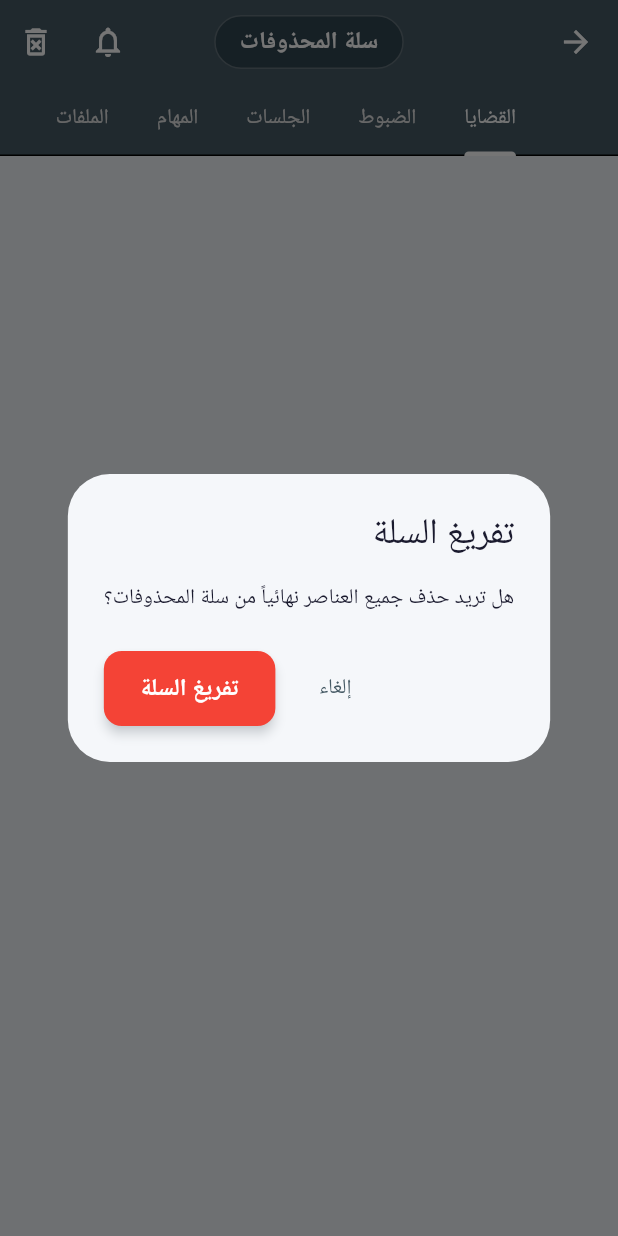
After one commit to Opadaibra/lawyer-mobile-2, a Flutter app: the RecycleBinScreen screen opened by its route, after a tap on the "delete forever" icon, on a phone screen of 412 x 824 dp. The commit adds this screen. Run offline on Flutter 3.47's test engine with Material 3 defaults, Android fonts, the phone set to English and light mode, and no system bars; our stand-ins replace file_picker, flutter_animate, flutter_local_notifications, flutter_timezone, get, google_fonts and 6 more; accounts and stored records are empty; network calls fail; Roboto replaces fonts that are missing (Cairo).

Commit message:
1-  ensure that to view each filse of cases  seperated from other cases problem right now that i f i am trying to open case i found all files of all cased not only case file  2- add recycle bin to project so user can delete some data temprolay (cases , minutes , sessions , tasks ....) and make sure that to seperate them inside recycle bin under mutliple sections (cases , minutes , sessions , tasks ....) 3-give ability to upload more than one file or attachment in cases in one time

```diff
--- a/lib/app/routes/app_pages.dart
+++ b/lib/app/routes/app_pages.dart
@@ -5,6 +5,7 @@ import '../../views/screens/auth/forgot_password_screen.dart';
 import '../../views/screens/dashboard_screen.dart';
 import '../../views/screens/main_navigation_screen.dart';
 import '../../views/screens/archive_screen.dart';
+import '../../views/screens/recycle_bin/recycle_bin_screen.dart';
 import '../../views/screens/clients/clients_screen.dart';
 import '../../views/screens/clients/client_detail_screen.dart';
 import '../../views/screens/clients/client_form_screen.dart';
@@ -74,6 +75,7 @@ class AppPages {
     GetPage(name: AppRoutes.search, page: () => const SearchScreen()),
     GetPage(name: AppRoutes.profile, page: () => const ProfileScreen()),
     GetPage(name: AppRoutes.archive, page: () => const ArchiveScreen()),
+    GetPage(name: AppRoutes.recycleBin, page: () => const RecycleBinScreen()),
     GetPage(name: AppRoutes.team, page: () => const TeamScreen()),
     GetPage(name: AppRoutes.officeInfo, page: () => const OfficeInfoScreen()),
     GetPage(name: AppRoutes.clientPortal, page: () => const ClientPortalScreen()),
--- a/lib/app/routes/app_routes.dart
+++ b/lib/app/routes/app_routes.dart
@@ -7,6 +7,7 @@ class AppRoutes {
   static const String mainNav = '/main-nav';
   static const String starred = '/starred';
   static const String archive = '/archive';
+  static const String recycleBin = '/recycle-bin';
 
   // Clients
   static const String clients = '/clients';
--- a/lib/controllers/minute_controller.dart
+++ b/lib/controllers/minute_controller.dart
@@ -193,7 +193,7 @@ class MinuteController extends GetxController {
       if (Get.isRegistered<DashboardController>()) {
         Get.find<DashboardController>().refreshDashboard();
       }
-      _showSuccess('تم حذف الضبط');
+      _showSuccess('moved_to_recycle_bin'.tr);
       return true;
     } catch (e) {
       _showError(e);
--- /dev/null
+++ b/lib/controllers/recycle_bin_controller.dart
@@ -0,0 +1,118 @@
+import 'package:get/get.dart';
+import '../data/services/api_service.dart';
+
+class RecycleBinController extends GetxController {
+  final ApiService _api = ApiService();
+
+  final isLoading = false.obs;
+  final cases = <Map<String, dynamic>>[].obs;
+  final minutes = <Map<String, dynamic>>[].obs;
+  final sessions = <Map<String, dynamic>>[].obs;
+  final tasks = <Map<String, dynamic>>[].obs;
+  final files = <Map<String, dynamic>>[].obs;
+
+  @override
+  void onInit() {
+    super.onInit();
+    fetchRecycleBin();
+  }
+
+  Future<void> fetchRecycleBin() async {
+    isLoading.value = true;
+    try {
+      final response = await _api.get('/recycle-bin');
+      final data = (response['data'] as Map<String, dynamic>?) ?? {};
+      cases.value = _asMapList(data['cases']);
+      minutes.value = _asMapList(data['minutes']);
+      sessions.value = _asMapList(data['sessions']);
+      tasks.value = _asMapList(data['tasks']);
+      files.value = _asMapList(data['files']);
+    } catch (e) {
+      Get.snackbar('خطأ', e.toString().replaceFirst('Exception: ', ''),
+          snackPosition: SnackPosition.BOTTOM);
+    } finally {
+      isLoading.value = false;
+    }
+  }
+
+  Future<bool> restore(String type, int id) async {
+    try {
+      await _api.post('/recycle-bin/$type/$id/restore');
+      _removeLocal(type, id);
+      Get.snackbar('نجاح', 'تمت الاستعادة بنجاح',
+          snackPosition: SnackPosition.BOTTOM);
+      return true;
+    } catch (e) {
+      Get.snackbar('خطأ', e.toString().replaceFirst('Exception: ', ''),
+          snackPosition: SnackPosition.BOTTOM);
+      return false;
+    }
+  }
+
+  Future<bool> forceDelete(String type, int id) async {
+    try {
+      await _api.delete('/recycle-bin/$type/$id');
+      _removeLocal(type, id);
+      Get.snackbar('نجاح', 'تم الحذف النهائي',
+          snackPosition: SnackPosition.BOTTOM);
+      return true;
+    } catch (e) {
+      Get.snackbar('خطأ', e.toString().replaceFirst('Exception: ', ''),
+          snackPosition: SnackPosition.BOTTOM);
+      return false;
+    }
+  }
+
+  Future<bool> emptyBin({String? type}) async {
+    try {
+      final endpoint =
+          type == null ? '/recycle-bin/empty' : '/recycle-bin/empty?type=$type';
+      await _api.delete(endpoint);
+      if (type == null) {
+        cases.clear();
+        minutes.clear();
+        sessions.clear();
+        tasks.clear();
+        files.clear();
+      } else {
+        _listFor(type).clear();
+      }
+      Get.snackbar('نجاح', 'تم تفريغ سلة المحذوفات',
+          snackPosition: SnackPosition.BOTTOM);
+      return true;
+    } catch (e) {
+      Get.snackbar('خطأ', e.toString().replaceFirst('Exception: ', ''),
+          snackPosition: SnackPosition.BOTTOM);
+      return false;
+    }
+  }
+
+  void _removeLocal(String type, int id) {
+    _listFor(type).removeWhere((e) => e['id'] == id);
+  }
+
+  RxList<Map<String, dynamic>> _listFor(String type) {
+    switch (type) {
+      case 'cases':
+        return cases;
+      case 'minutes':
+        return minutes;
+      case 'sessions':
+        return sessions;
+      case 'tasks':
+        return tasks;
+      case 'files':
+        return files;
+      default:
+        return cases;
+    }
+  }
+
+  List<Map<String, dynamic>> _asMapList(dynamic value) {
+    if (value is! List) return [];
+    return value
+        .whereType<Map>()
+        .map((e) => Map<String, dynamic>.from(e))
+        .toList();
+  }
+}
--- a/lib/core/constants/app_constants.dart
+++ b/lib/core/constants/app_constants.dart
@@ -1,8 +1,8 @@
 // App constants
 class AppConstants {
-  // static const String baseUrl =
-  // 'https://unliberalised-maximumly-brittanie.ngrok-free.dev/api';
-  static const String baseUrl = 'https://lawyer-server.online/api';
+  static const String baseUrl =
+  'https://unliberalised-maximumly-brittanie.ngrok-free.dev/api';
+  // static const String baseUrl = 'https://lawyer-server.online/api';
 
   // Auth endpoints
   static const String login = '/login';
--- a/lib/core/localization/app_translations.dart
+++ b/lib/core/localization/app_translations.dart
@@ -36,6 +36,16 @@ class AppTranslations extends Translations {
           'dashboard': 'لوحة التحكم',
           'featured': 'المميزة',
           'archive': 'الأرشيف',
+          'recycle_bin': 'سلة المحذوفات',
+          'recycle_bin_empty_section': 'لا توجد عناصر في هذا القسم',
+          'empty_recycle_bin': 'تفريغ السلة',
+          'empty_recycle_bin_confirm': 'هل تريد حذف جميع العناصر نهائياً من سلة المحذوفات؟',
+          'restore': 'استعادة',
+          'delete_permanently': 'حذف نهائي',
+          'delete_permanently_confirm': 'سيتم حذف العنصر نهائياً ولا يمكن استعادته. هل أنت متأكد؟',
+          'deleted_at': 'تاريخ الحذف',
+          'moved_to_recycle_bin': 'تم نقل العنصر إلى سلة المحذوفات',
+          'session': 'جلسة',
           'calendar': 'التقويم',
           'notifications': 'الإشعارات',
           'open_calendar': 'فتح التقويم',
@@ -155,11 +165,11 @@ class AppTranslations extends Translations {
           'portal_file_no_url': 'لا يتوفر رابط لعرض هذا الملف',
           'case_created': 'تم إنشاء القضية',
           'case_updated': 'تم تحديث القضية',
-          'case_deleted': 'تم حذف القضية',
+          'case_deleted': 'تم نقل القضية إلى سلة المحذوفات',
           'case_archived': 'تمت أرشفة القضية',
           'case_unarchived': 'تم إلغاء أرشفة القضية',
           'case_load_error': 'تعذر تحميل القضية',
-          'session_deleted': 'تم حذف الجلسة',
+          'session_deleted': 'تم نقل الجلسة إلى سلة المحذوفات',
           'note_deleted': 'تم حذف الملاحظة',
           'expense_deleted': 'تم حذف المصروف',
           'fee_deleted': 'تم حذف سجل الأتعاب',
@@ -233,7 +243,7 @@ class AppTranslations extends Translations {
           'task_created': 'تم إنشاء المهمة',
           'task_updated': 'تم تحديث المهمة',
           'task_completed': 'تم إكمال المهمة',
-          'task_deleted': 'تم حذف المهمة',
+          'task_deleted': 'تم نقل المهمة إلى سلة المحذوفات',
           'task_archived': 'تمت أرشفة المهمة',
           'task_unarchived': 'تم إلغاء أرشفة المهمة',
           'task_case_prefix': 'القضية',
@@ -262,7 +272,20 @@ class AppTranslations extends Translations {
           'good_morning': 'صباح الخير',
           'good_evening': 'مساء الخير',
           'quick_actions': 'إجراءات سريعة',
-          'welcome_back': 'مرحباً بك',
-        }
+        },
+        'en': {
+          'recycle_bin': 'Recycle Bin',
+          'recycle_bin_empty_section': 'No items in this section',
+          'empty_recycle_bin': 'Empty bin',
+          'empty_recycle_bin_confirm':
+              'Permanently delete all items in the recycle bin?',
+          'restore': 'Restore',
+          'delete_permanently': 'Delete permanently',
+          'delete_permanently_confirm':
+              'This item will be permanently deleted and cannot be restored. Are you sure?',
+          'deleted_at': 'Deleted at',
+          'moved_to_recycle_bin': 'Moved to recycle bin',
+          'session': 'Session',
+        },
       };
 }
--- a/lib/views/screens/cases/case_form_screen.dart
+++ b/lib/views/screens/cases/case_form_screen.dart
@@ -58,6 +58,9 @@ class _CaseFormScreenState extends State<CaseFormScreen> {
     } else {
       _feesCtrl.text = '—';
     }
+    WidgetsBinding.instance.addPostFrameCallback((_) {
+      Get.find<FileController>().fetchFiles();
+    });
   }
 
   Future<void> _loadFeesFromApi() async {
--- a/lib/views/screens/minutes/minute_form_screen.dart
+++ b/lib/views/screens/minutes/minute_form_screen.dart
@@ -53,6 +53,9 @@ class _MinuteFormScreenState extends State<MinuteFormScreen> {
     } else if (args?['caseId'] != null) {
       _selectedCaseId = args!['caseId'] as int;
     }
+    WidgetsBinding.instance.addPostFrameCallback((_) {
+      Get.find<FileController>().fetchFiles();
+    });
   }
 
   @override
--- /dev/null
+++ b/lib/views/screens/recycle_bin/recycle_bin_screen.dart
@@ -0,0 +1,222 @@
+import 'package:flutter/material.dart';
+import 'package:get/get.dart';
+import '../../../controllers/auth_controller.dart';
+import '../../../controllers/recycle_bin_controller.dart';
+import '../../../core/utils/helpers.dart';
+import '../../widgets/custom_app_bar.dart';
+import '../../widgets/loading_widget.dart';
+
+class RecycleBinScreen extends StatefulWidget {
+  const RecycleBinScreen({super.key});
+
+  @override
+  State<RecycleBinScreen> createState() => _RecycleBinScreenState();
+}
+
+class _RecycleBinScreenState extends State<RecycleBinScreen> {
+  late final RecycleBinController ctrl;
+
+  @override
+  void initState() {
+    super.initState();
+    ctrl = Get.put(RecycleBinController());
+  }
+
+  @override
+  Widget build(BuildContext context) {
+    final auth = Get.find<AuthController>();
+    final canMutate = auth.currentUser.value?.canMutateOfficeContent ?? true;
+
+    return DefaultTabController(
+      length: 5,
+      child: Scaffold(
+        appBar: CustomAppBar(
+          title: 'recycle_bin'.tr,
+          showBack: true,
+          actions: [
+            if (canMutate)
+              IconButton(
+                icon: const Icon(Icons.delete_forever_outlined),
+                tooltip: 'empty_recycle_bin'.tr,
+                onPressed: () => _confirmEmpty(),
+              ),
+          ],
+          bottom: TabBar(
+            isScrollable: true,
+            labelColor: Colors.white,
+            unselectedLabelColor: Colors.grey[300],
+            indicatorColor: Colors.white,
+            tabs: [
+              Tab(text: 'cases'.tr),
+              Tab(text: 'minutes'.tr),
+              Tab(text: 'sessions'.tr),
+              Tab(text: 'tasks'.tr),
+              Tab(text: 'files'.tr),
+            ],
+          ),
+        ),
+        body: Obx(() {
+          if (ctrl.isLoading.value) return const LoadingWidget();
+          return TabBarView(
+            children: [
+              _sectionList(
+                items: ctrl.cases,
+                type: 'cases',
+                titleBuilder: (e) =>
+                    e['case_number']?.toString() ??
+                    e['subject']?.toString() ??
+                    '#${e['id']}',
+                subtitleBuilder: (e) =>
+                    e['client'] is Map ? (e['client']['name']?.toString() ?? '') : '',
+                canMutate: canMutate,
+              ),
+              _sectionList(
+                items: ctrl.minutes,
+                type: 'minutes',
+                titleBuilder: (e) =>
+                    e['title']?.toString() ?? e['number']?.toString() ?? '#${e['id']}',
+                subtitleBuilder: (e) => e['date']?.toString() ?? '',
+                canMutate: canMutate,
+              ),
+              _sectionList(
+                items: ctrl.sessions,
+                type: 'sessions',
+                titleBuilder: (e) {
+                  final caseFile = e['case_file'];
+                  final caseNum = caseFile is Map
+                      ? caseFile['case_number']?.toString()
+                      : null;
+                  return caseNum != null
+                      ? '${'session'.tr}: $caseNum'
+                      : '${'session'.tr} #${e['id']}';
+                },
+                subtitleBuilder: (e) => e['date']?.toString() ?? '',
+                canMutate: canMutate,
+              ),
+              _sectionList(
+                items: ctrl.tasks,
+                type: 'tasks',
+                titleBuilder: (e) => e['title']?.toString() ?? '#${e['id']}',
+                subtitleBuilder: (e) => e['due_date']?.toString() ?? '',
+                canMutate: canMutate,
+              ),
+              _sectionList(
+                items: ctrl.files,
+                type: 'files',
+                titleBuilder: (e) =>
+                    e['file_name']?.toString() ??
+                    e['original_name']?.toString() ??
+                    '#${e['id']}',
+                subtitleBuilder: (e) => e['file_type']?.toString() ?? '',
+                canMutate: canMutate,
+              ),
+            ],
+          );
+        }),
+      ),
+    );
+  }
+
+  Widget _sectionList({
+    required List<Map<String, dynamic>> items,
+    required String type,
+    required String Function(Map<String, dynamic>) titleBuilder,
+    required String Function(Map<String, dynamic>) subtitleBuilder,
+    required bool canMutate,
+  }) {
+    if (items.isEmpty) {
+      return Center(
+        child: Text('recycle_bin_empty_section'.tr,
+            style: const TextStyle(color: Colors.grey)),
+      );
+    }
+
+    return RefreshIndicator(
+      onRefresh: ctrl.fetchRecycleBin,
+      child: ListView.builder(
+        itemCount: items.length,
+        padding: const EdgeInsets.only(bottom: 24),
+        itemBuilder: (_, i) {
+          final item = items[i];
+          final id = (item['id'] as num?)?.toInt();
+          if (id == null) return const SizedBox.shrink();
+          final deletedAt = item['deleted_at']?.toString();
+
+          return Card(
+            child: ListTile(
+              leading: const Icon(Icons.delete_outline, color: Colors.grey),
+              title: Text(titleBuilder(item),
+                  style: const TextStyle(fontWeight: FontWeight.w600)),
+              subtitle: Column(
+                crossAxisAlignment: CrossAxisAlignment.start,
+                children: [
+                  if (subtitleBuilder(item).isNotEmpty)
+                    Text(subtitleBuilder(item)),
+                  if (deletedAt != null)
+                    Text(
+                      '${'deleted_at'.tr}: ${AppHelpers.formatDateHuman(deletedAt)}',
+                      style: const TextStyle(fontSize: 11, color: Colors.grey),
+                    ),
+                ],
+              ),
+              isThreeLine: true,
+              trailing: canMutate
+                  ? Row(
+                      mainAxisSize: MainAxisSize.min,
+                      children: [
+                        IconButton(
+                          icon: const Icon(Icons.restore, color: Colors.green),
+                          tooltip: 'restore'.tr,
+                          onPressed: () => ctrl.restore(type, id),
+                        ),
+                        IconButton(
+                          icon: const Icon(Icons.delete_forever, color: Colors.red),
+                          tooltip: 'delete_permanently'.tr,
+                          onPressed: () => _confirmForceDelete(type, id),
+                        ),
+                      ],
+                    )
+                  : null,
+            ),
+          );
+        },
+      ),
+    );
+  }
+
+  void _confirmForceDelete(String type, int id) {
+    Get.dialog(AlertDialog(
+      title: Text('delete_permanently'.tr),
+      content: Text('delete_permanently_confirm'.tr),
+      actions: [
+        TextButton(onPressed: Get.back, child: Text('cancel'.tr)),
+        ElevatedButton(
+          onPressed: () {
+            Get.back();
+            ctrl.forceDelete(type, id);
+          },
+          style: ElevatedButton.styleFrom(backgroundColor: Colors.red),
+          child: Text('delete'.tr),
+        ),
+      ],
+    ));
+  }
+
+  void _confirmEmpty() {
+    Get.dialog(AlertDialog(
+      title: Text('empty_recycle_bin'.tr),
+      content: Text('empty_recycle_bin_confirm'.tr),
+      actions: [
+        TextButton(onPressed: Get.back, child: Text('cancel'.tr)),
+        ElevatedButton(
+          onPressed: () {
+            Get.back();
+            ctrl.emptyBin();
+          },
+          style: ElevatedButton.styleFrom(backgroundColor: Colors.red),
+          child: Text('empty_recycle_bin'.tr),
+        ),
+      ],
+    ));
+  }
+}
```
Also changed, not shown: lib/controllers/file_controller.dart (+94 -23 lines), lib/views/screens/files/files_screen.dart (+26 -8 lines), lib/views/screens/main_navigation_screen.dart (+33 -15 lines), pubspec.lock.
